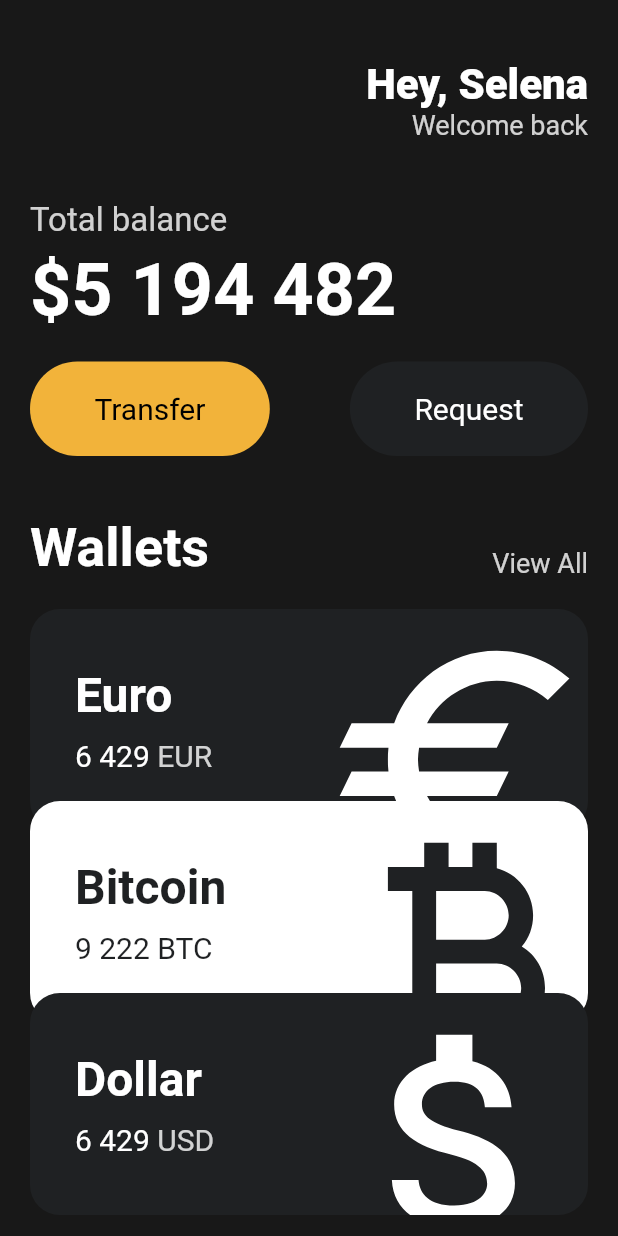
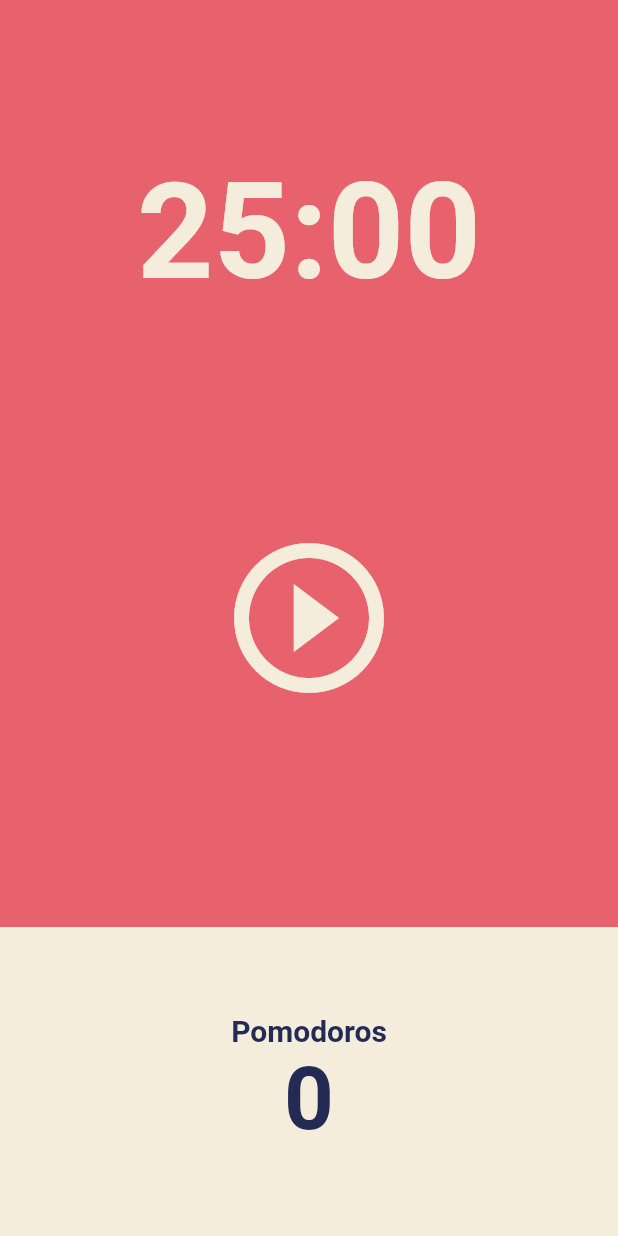
Before and after one commit to sxxkxm/flutter-webtoon, a Flutter app: the screen it shows after launch, on a phone screen of 412 x 824 dp. Run offline on Flutter 3.47's test engine with Material 2 defaults, Android fonts, the phone set to English and light mode, and no system bars.

Commit message:
error fix

```diff
--- a/lib/main.dart
+++ b/lib/main.dart
@@ -1,6 +1,5 @@
 import 'package:flutter/material.dart';
-import 'package:webtoon/widgets/button.dart';
-import 'package:webtoon/widgets/currency_card.dart';
+import 'package:webtoon/screens/home_screen.dart';
 
 void main() {
   runApp(const App());
@@ -12,134 +11,19 @@ class App extends StatelessWidget {
   @override
   Widget build(BuildContext context) {
     return MaterialApp(
-      home: Scaffold(
-        backgroundColor: const Color(0xFF181818),
-        body: SingleChildScrollView(
-          child: Padding(
-            padding: const EdgeInsets.symmetric(
-              horizontal: 20,
-            ),
-            child: Column(
-              crossAxisAlignment: CrossAxisAlignment.start,
-              children: [
-                const SizedBox(
-                  height: 40,
-                ),
-                Row(
-                  mainAxisAlignment: MainAxisAlignment.end,
-                  children: [
-                    Column(
-                      crossAxisAlignment: CrossAxisAlignment.end,
-                      children: [
-                        const Text("Hey, Selena",
-                            style: TextStyle(
-                              color: Colors.white,
-                              fontSize: 28,
-                              fontWeight: FontWeight.w800,
-                            )),
-                        Text("Welcome back",
-                            style: TextStyle(
-                              color: Colors.white.withOpacity(0.8),
-                              fontSize: 18,
-                            )),
-                      ],
-                    ),
-                  ],
-                ),
-                const SizedBox(
-                  height: 40,
-                ),
-                Text(
-                  "Total balance",
-                  style: TextStyle(
-                    fontSize: 22,
-                    color: Colors.white.withOpacity(0.8),
-                  ),
-                ),
-                const SizedBox(
-                  height: 5,
-                ),
-                const Text(
-                  "\$5 194 482",
-                  style: TextStyle(
-                    fontSize: 48,
-                    fontWeight: FontWeight.w600,
-                    color: Colors.white,
-                  ),
-                ),
-                const SizedBox(
-                  height: 20,
-                ),
-                const Row(
-                  mainAxisAlignment: MainAxisAlignment.spaceBetween,
-                  children: [
-                    Button(
-                      bgColor: Color(0xFFF2B33A),
-                      text: "Transfer",
-                      textColor: Colors.black,
-                    ),
-                    Button(
-                      bgColor: Color(0xFF1F2123),
-                      text: "Request",
-                      textColor: Colors.white,
-                    ),
-                  ],
-                ),
-                const SizedBox(
-                  height: 40,
-                ),
-                Row(
-                  crossAxisAlignment: CrossAxisAlignment.end,
-                  mainAxisAlignment: MainAxisAlignment.spaceBetween,
-                  children: [
-                    const Text(
-                      "Wallets",
-                      style: TextStyle(
-                        color: Colors.white,
-                        fontSize: 36,
-                        fontWeight: FontWeight.w600,
-                      ),
-                    ),
-                    Text(
-                      "View All",
-                      style: TextStyle(
-                        color: Colors.white.withOpacity(0.8),
-                        fontSize: 18,
-                      ),
-                    ),
-                  ],
-                ),
-                const SizedBox(
-                  height: 20,
-                ),
-                const CurrencyCard(
-                  name: "Euro",
-                  code: "EUR",
-                  amount: "6 429",
-                  icon: Icons.euro,
-                  isInverted: false,
-                  order: 1,
-                ),
-                const CurrencyCard(
-                  name: "Bitcoin",
-                  code: "BTC",
-                  amount: "9 222",
-                  icon: Icons.currency_bitcoin,
-                  isInverted: true,
-                  order: 2,
-                ),
-                const CurrencyCard(
-                  name: "Dollar",
-                  code: "USD",
-                  amount: "6 429",
-                  icon: Icons.attach_money_outlined,
-                  isInverted: false,
-                  order: 3,
-                ),
-              ],
-            ),
+      theme: ThemeData(
+        colorScheme: ColorScheme.fromSwatch(
+          backgroundColor: const Color(0xFFE7626C),
+        ),
+        textTheme: const TextTheme(
+          displayLarge: TextStyle(
+            color: Color(0xFF232B55),
           ),
         ),
+        cardColor: const Color(0xFFF4EDDB),
+      ),
+      home: const Scaffold(
+        body: HomeScreen(),
       ),
     );
   }
--- /dev/null
+++ b/lib/screens/home_screen.dart
@@ -0,0 +1,82 @@
+import 'package:flutter/material.dart';
+
+class HomeScreen extends StatefulWidget {
+  const HomeScreen({super.key});
+
+  @override
+  State<HomeScreen> createState() => _HomeScreenState();
+}
+
+class _HomeScreenState extends State<HomeScreen> {
+  @override
+  Widget build(BuildContext context) {
+    return Scaffold(
+      backgroundColor: Theme.of(context).colorScheme.background,
+      body: Column(
+        children: [
+          Flexible(
+            flex: 1,
+            child: Container(
+              alignment: Alignment.bottomCenter,
+              child: Text(
+                "25:00",
+                style: TextStyle(
+                    color: Theme.of(context).cardColor,
+                    fontSize: 89,
+                    fontWeight: FontWeight.w600),
+              ),
+            ),
+          ),
+          Flexible(
+            flex: 2,
+            child: Center(
+              child: IconButton(
+                iconSize: 120,
+                color: Theme.of(context).cardColor,
+                onPressed: () {},
+                icon: const Icon(Icons.play_circle_outline_outlined),
+              ),
+            ),
+          ),
+          Flexible(
+            flex: 1,
+            child: Row(
+              children: [
+                Expanded(
+                  child: Container(
+                    decoration: BoxDecoration(
+                      color: Theme.of(context).cardColor,
+                    ),
+                    child: Column(
+                      mainAxisAlignment: MainAxisAlignment.center,
+                      children: [
+                        Text(
+                          "Pomodoros",
+                          style: TextStyle(
+                            fontSize: 20,
+                            fontWeight: FontWeight.w600,
+                            color:
+                                Theme.of(context).textTheme.displayLarge!.color,
+                          ),
+                        ),
+                        Text(
+                          "0",
+                          style: TextStyle(
+                            fontSize: 58,
+                            fontWeight: FontWeight.w600,
+                            color:
+                                Theme.of(context).textTheme.displayLarge!.color,
+                          ),
+                        ),
+                      ],
+                    ),
+                  ),
+                )
+              ],
+            ),
+          ),
+        ],
+      ),
+    );
+  }
+}
```
Also changed, not shown: lib/main_backup.dart (added, +223 -0 lines), 1 other file.
